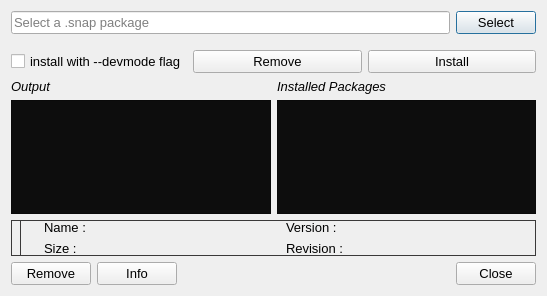
Old version of the form snapcraft-qt/install_local_snap_dialog.ui in the repository snapcraft-gui/snapcraft-gui.
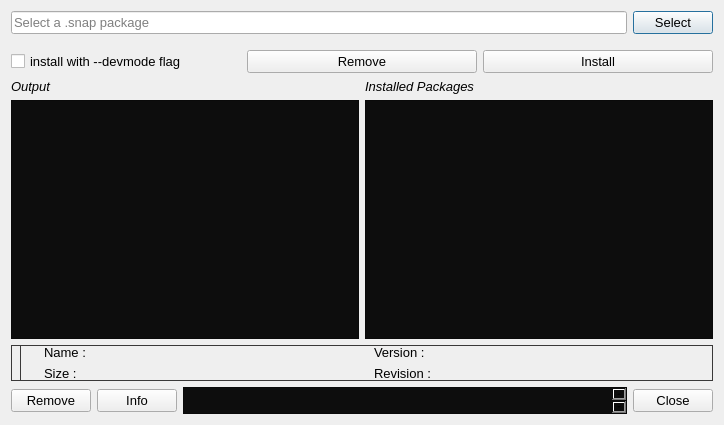
New version of the form. Icons and pictures are not drawn.

Commit message: added mini terminal to show selected snap info

```diff
--- a/snapcraft-qt/install_local_snap_dialog.ui
+++ b/snapcraft-qt/install_local_snap_dialog.ui
@@ -6,8 +6,8 @@
    <rect>
     <x>0</x>
     <y>0</y>
-    <width>547</width>
-    <height>296</height>
+    <width>724</width>
+    <height>425</height>
    </rect>
   </property>
   <property name="font">
@@ -23,6 +23,9 @@
     <layout class="QHBoxLayout" name="horizontalLayout">
      <item>
       <widget class="QLineEdit" name="snap_path">
+       <property name="readOnly">
+        <bool>true</bool>
+       </property>
        <property name="placeholderText">
         <string>Select a .snap package</string>
        </property>
@@ -354,6 +357,12 @@
      </property>
      <item>
       <widget class="QPushButton" name="remove_selected_snap">
+       <property name="sizePolicy">
+        <sizepolicy hsizetype="Maximum" vsizetype="Fixed">
+         <horstretch>0</horstretch>
+         <verstretch>0</verstretch>
+        </sizepolicy>
+       </property>
        <property name="text">
         <string>Remove</string>
        </property>
@@ -361,23 +370,46 @@
      </item>
      <item>
       <widget class="QPushButton" name="selected_snap_info">
+       <property name="sizePolicy">
+        <sizepolicy hsizetype="Maximum" vsizetype="Fixed">
+         <horstretch>0</horstretch>
+         <verstretch>0</verstretch>
+        </sizepolicy>
+       </property>
        <property name="text">
         <string>Info</string>
        </property>
       </widget>
      </item>
      <item>
-      <spacer name="horizontalSpacer">
-       <property name="orientation">
-        <enum>Qt::Horizontal</enum>
+      <widget class="QTextEdit" name="info_terminal">
+       <property name="sizePolicy">
+        <sizepolicy hsizetype="Expanding" vsizetype="Fixed">
+         <horstretch>0</horstretch>
+         <verstretch>0</verstretch>
+        </sizepolicy>
        </property>
-       <property name="sizeHint" stdset="0">
+       <property name="maximumSize">
         <size>
-         <width>40</width>
-         <height>20</height>
+         <width>16777215</width>
+         <height>27</height>
         </size>
        </property>
-      </spacer>
+       <property name="font">
+        <font>
+         <pointsize>11</pointsize>
+        </font>
+       </property>
+       <property name="styleSheet">
+        <string notr="true">background-color:#0D0D0D;
+
+background-image: url(:/images/images/grid.png);
+background-attachment: fixed;</string>
+       </property>
+       <property name="readOnly">
+        <bool>true</bool>
+       </property>
+      </widget>
      </item>
      <item>
       <widget class="QPushButton" name="close_dialog">
```
Left out of the diff: 6 changed lines with no effect on the pictures. The commit also changes 2 other files.
